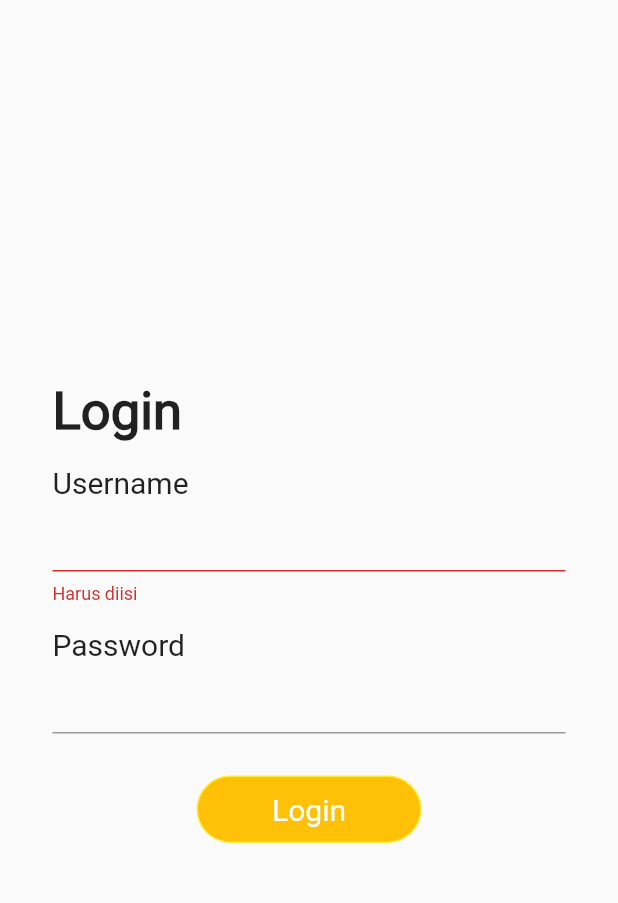
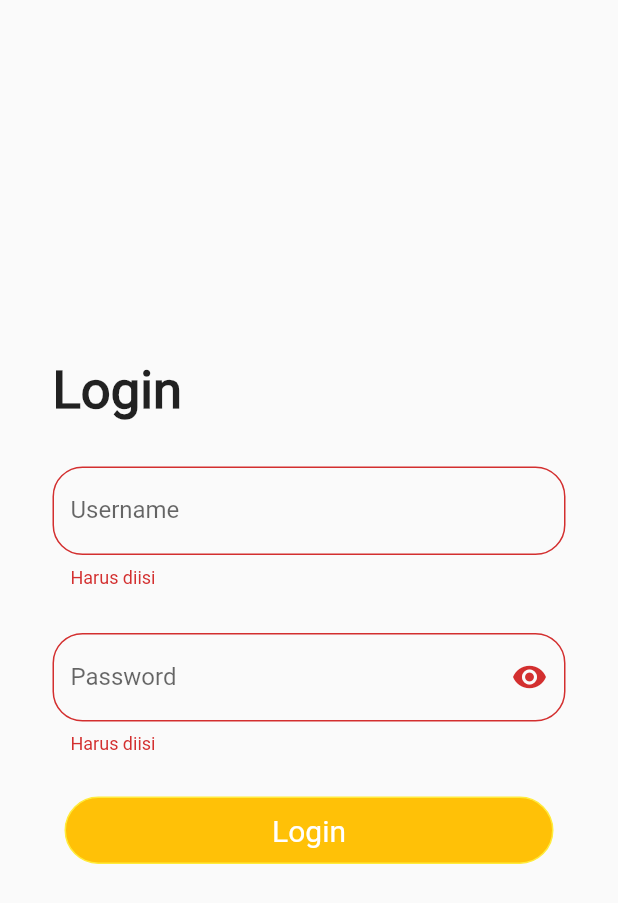
Before and after one commit to Adhitocho/DapurOnlineTestApp, a Flutter app: the screen it shows after launch, after a tap on "Login", on a phone screen of 412 x 824 dp. Shown: the top 903 px of the screen. Run offline on Flutter 3.47's test engine with Material 2 defaults, Android fonts, the phone set to English and light mode, and no system bars; our stand-ins replace carousel_slider.

Commit message:
login review

```diff
--- a/lib/view/loginpage_view.dart
+++ b/lib/view/loginpage_view.dart
@@ -8,36 +8,37 @@ class LoginPageView extends StatefulWidget {
 }
 
 class _LoginPageViewState extends State<LoginPageView> {
-  final _usernameKey = GlobalKey<FormState>();
-  final _passwordKey = GlobalKey<FormState>();
+  final _formKey = GlobalKey<FormState>();
+  bool _isObscure = true;
 
   @override
   Widget build(BuildContext context) {
     return Scaffold(
       body: SafeArea(
+          child: SingleChildScrollView(
+            child: SizedBox(
+              // Mediaquery untuk mengetahui besar size screen
+              height: MediaQuery.of(context).size.height,
+              child: Form(
+                key: _formKey,
+                child: Padding(
+                  padding: const EdgeInsets.symmetric(horizontal: 35.0),
                   child: Column(
                     mainAxisAlignment: MainAxisAlignment.center,
-        children: [
-          Padding(
-            padding: const EdgeInsets.symmetric(horizontal: 35.0),
-            child: Column(
-              crossAxisAlignment: CrossAxisAlignment.start,
+                    crossAxisAlignment: CrossAxisAlignment.stretch,
                     children: [
                       Text(
                         'Login',
                         style: TextStyle(fontSize: 35, fontWeight: FontWeight.bold),
-                ), // Login
+                      ),
+                      SizedBox(height: 15), // Username Form
                       SizedBox(height: 15),
-                Form(
-                    key: _usernameKey,
-                    child: Column(
-                      crossAxisAlignment: CrossAxisAlignment.start,
-                      children: [
-                        Text(
-                          'Username',
-                          style: TextStyle(fontSize: 20),
-                        ),
                       TextFormField(
+                        decoration: InputDecoration(
+                            label: Text('Username'),
+                            border: OutlineInputBorder(
+                                borderRadius:
+                                    BorderRadius.all(Radius.circular(20)))),
                         validator: (value) {
                           if (value == null || value.isEmpty) {
                             return 'Harus diisi';
@@ -45,20 +46,25 @@ class _LoginPageViewState extends State<LoginPageView> {
                           return null;
                         },
                       ),
-                      ],
-                    )), // Username Form
-                SizedBox(height: 15),
-                Form(
-                    key: _passwordKey,
-                    child: Column(
-                      crossAxisAlignment: CrossAxisAlignment.start,
-                      children: [
-                        Text(
-                          'Password',
-                          style: TextStyle(fontSize: 20),
+                      SizedBox(height: 30),
+                      TextFormField(
+                        obscureText: _isObscure,
+                        decoration: InputDecoration(
+                            //  Disini ada toggle visibility
+                            suffixIcon: IconButton(
+                              icon: Icon(_isObscure
+                                  ? Icons.visibility
+                                  : Icons.visibility_off),
+                              onPressed: () {
+                                setState(() {
+                                  _isObscure = !_isObscure;
+                                });
+                              },
                             ),
-                        TextFormField(
-                          obscureText: true,
+                            label: Text('Password'),
+                            border: OutlineInputBorder(
+                                borderRadius:
+                                    BorderRadius.all(Radius.circular(20)))),
                         validator: (value) {
                           if (value == null || value.isEmpty) {
                             return 'Harus diisi';
@@ -66,23 +72,18 @@ class _LoginPageViewState extends State<LoginPageView> {
                           return null;
                         },
                       ),
-                      ],
-                    )), // Password Form
-              ],
-            ),
-          ),
                       SizedBox(height: 20),
                       TextButton(
                           onPressed: () {
-                if (_usernameKey.currentState!.validate() &&
-                    _passwordKey.currentState!.validate()) {
-                  Navigator.push(context,
-                      MaterialPageRoute(builder: (_context) => HomePageView()));
+                            if (_formKey.currentState!.validate()) {
+                              Navigator.pushReplacement(
+                                  context,
+                                  MaterialPageRoute(
+                                      builder: (_context) => HomePageView()));
                             }
                           },
                           child: Container(
                             alignment: Alignment.center,
-                width: 150,
                             height: 45,
                             decoration: BoxDecoration(
                               color: Colors.amber,
@@ -99,6 +100,10 @@ class _LoginPageViewState extends State<LoginPageView> {
                             ),
                           )),
                     ],
+                  ),
+                ),
+              ),
+            ),
           )),
     );
   }
```
Lines whose indentation alone changed are shown as unchanged.
